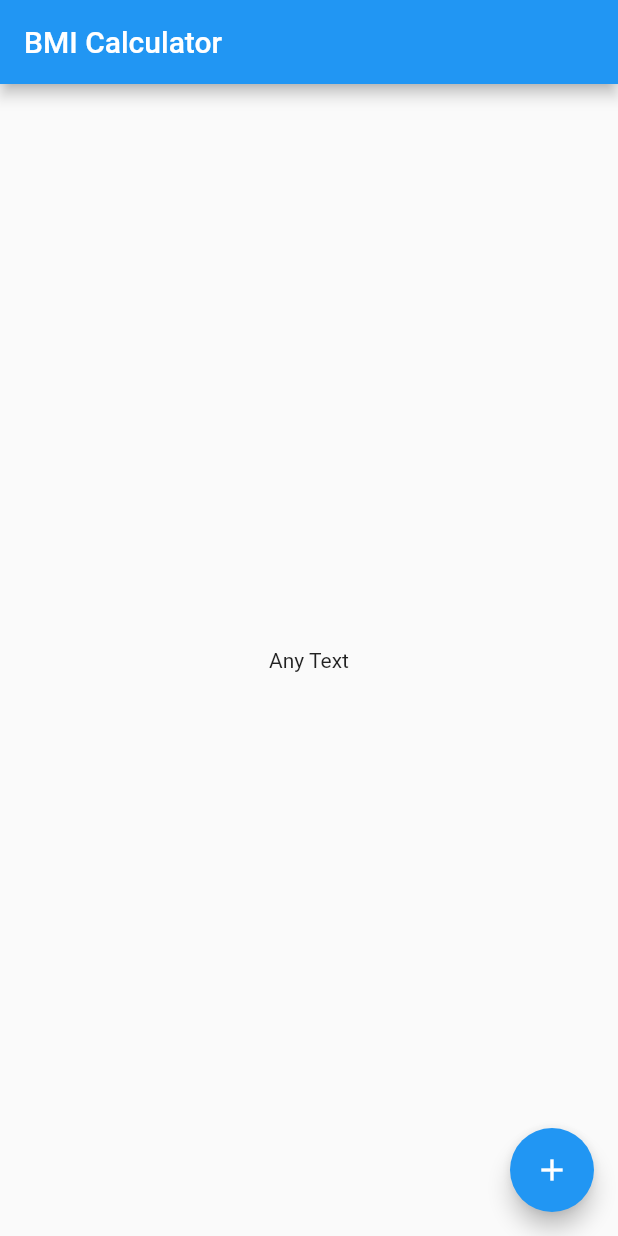
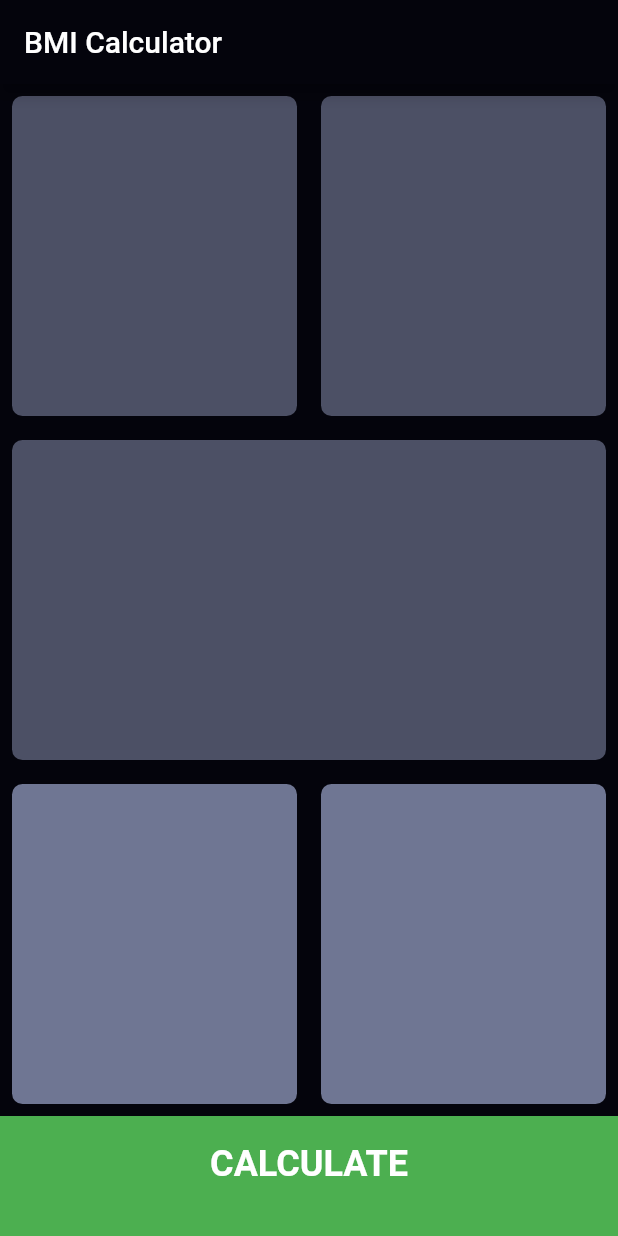
Before and after one commit to oalshokri/bmi_calculator_GSG, a Flutter app: the screen it shows after launch, on a phone screen of 412 x 824 dp. Run offline on Flutter 3.47's test engine with Material 2 defaults, Android fonts, the phone set to English and light mode, and no system bars.

```diff
--- /dev/null
+++ b/lib/componants/my_card.dart
@@ -0,0 +1,25 @@
+import 'package:flutter/material.dart';
+
+class MyCard extends StatelessWidget {
+  const MyCard({this.child, this.color, this.onPressed, super.key});
+
+  final Widget? child;
+  final Color? color;
+  final Function()? onPressed;
+
+  @override
+  Widget build(BuildContext context) {
+    return Expanded(
+        child: GestureDetector(
+      onTap: onPressed,
+      child: Container(
+        margin: EdgeInsets.all(8),
+        decoration: BoxDecoration(
+          color: color,
+          borderRadius: BorderRadius.circular(7),
+        ),
+        child: child,
+      ),
+    ));
+  }
+}
--- /dev/null
+++ b/lib/constants.dart
@@ -0,0 +1,5 @@
+import 'package:flutter/material.dart';
+
+Color kPrimaryColor = const Color(0xFF04040c);
+Color kActiveColor = const Color(0xFF6f7693);
+Color kInActiveColor = const Color(0xFF4c5065);
--- /dev/null
+++ b/lib/home.dart
@@ -0,0 +1,66 @@
+import 'package:bmi_calculator/constants.dart';
+import 'package:flutter/material.dart';
+
+import 'componants/my_card.dart';
+
+class MyHomePage extends StatefulWidget {
+  const MyHomePage({super.key});
+
+  @override
+  State<MyHomePage> createState() => _MyHomePageState();
+}
+
+class _MyHomePageState extends State<MyHomePage> {
+  @override
+  Widget build(BuildContext context) {
+    return Scaffold(
+      appBar: AppBar(
+        title: const Text('BMI Calculator'),
+      ),
+      body: Column(
+        children: [
+          Expanded(
+            child: Row(
+              crossAxisAlignment: CrossAxisAlignment.stretch,
+              children: [
+                MyCard(
+                  color: kInActiveColor,
+                ),
+                MyCard(
+                  color: kInActiveColor,
+                ),
+              ],
+            ),
+          ),
+          MyCard(
+            color: kInActiveColor,
+          ),
+          Expanded(
+            child: Row(
+              crossAxisAlignment: CrossAxisAlignment.stretch,
+              children: [
+                MyCard(
+                  color: kActiveColor,
+                ),
+                MyCard(
+                  color: kActiveColor,
+                ),
+              ],
+            ),
+          ),
+          Container(
+            padding: EdgeInsets.only(bottom: 16),
+            alignment: Alignment.center,
+            color: Colors.green,
+            height: 80,
+            width: double.infinity,
+            child: Text(
+              'CALCULATE',
+              style: TextStyle(fontSize: 24, fontWeight: FontWeight.bold),
+            ),
+          )
+        ],
+      ),
+    );
+  }
+}
--- a/lib/main.dart
+++ b/lib/main.dart
@@ -1,4 +1,7 @@
+import 'package:bmi_calculator/constants.dart';
 import 'package:flutter/material.dart';
+
+import 'home.dart';
 
 void main() {
   runApp(const MyApp());
@@ -10,37 +13,14 @@ class MyApp extends StatelessWidget {
   Widget build(BuildContext context) {
     return MaterialApp(
       title: 'Flutter Demo',
-      theme: ThemeData(
-        primarySwatch: Colors.blue,
+      theme: ThemeData.dark().copyWith(
+        textTheme: TextTheme().copyWith(button: TextStyle(fontSize: 24)),
+        appBarTheme: AppBarTheme(
+          backgroundColor: kPrimaryColor,
+        ),
+        scaffoldBackgroundColor: kPrimaryColor,
       ),
       home: const MyHomePage(),
     );
   }
 }
-
-class MyHomePage extends StatefulWidget {
-  const MyHomePage({super.key});
-
-  @override
-  State<MyHomePage> createState() => _MyHomePageState();
-}
-
-class _MyHomePageState extends State<MyHomePage> {
-  @override
-  Widget build(BuildContext context) {
-    return Scaffold(
-      appBar: AppBar(
-        title: const Text('BMI Calculator'),
-      ),
-      body: const Center(
-        child: Text(
-          'Any Text',
-        ),
-      ),
-      floatingActionButton: FloatingActionButton(
-        onPressed: () {},
-        child: const Icon(Icons.add),
-      ),
-    );
-  }
-}
```
